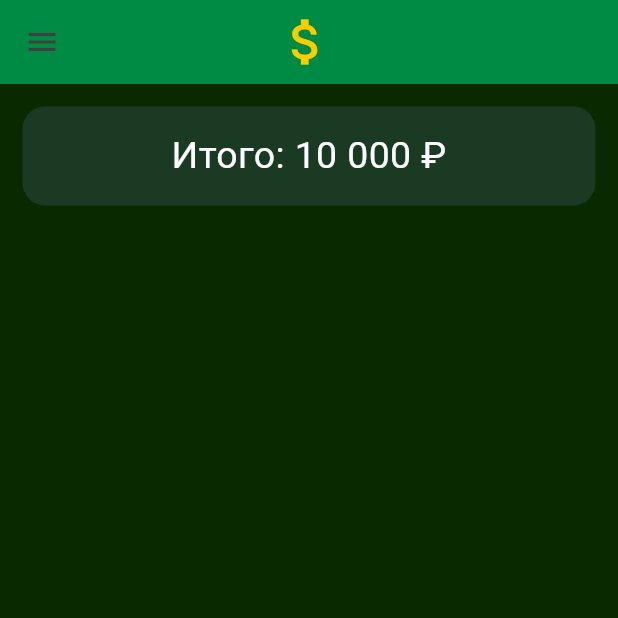
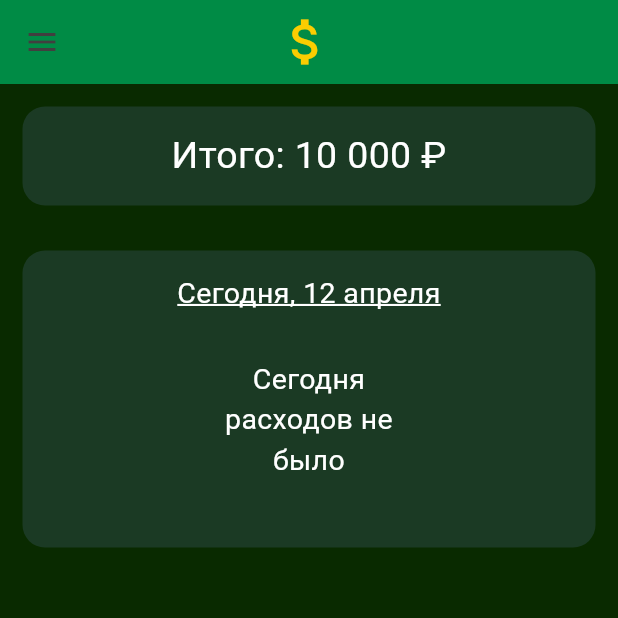
Before and after one commit to DonBravisti/expenses_calculation, a Flutter app: the screen it shows after launch, on a phone screen of 412 x 824 dp, the top half of it. Run offline on Flutter 3.47's test engine with Material 3 defaults, Android fonts, the phone set to English and light mode, and no system bars.

Commit message:
Добавлен виджет AppTodayExpenses, для вывода сегодняшних расходов

```diff
--- a/lib/main.dart
+++ b/lib/main.dart
@@ -1,4 +1,5 @@
 import 'package:flutter/material.dart';
+import 'package:flutter/widgets.dart';
 
 final splashPageBackColor = Colors.green[900];
 const mainColorDark = Color.fromARGB(255, 9, 42, 0);
@@ -9,11 +10,12 @@ const iconColor = Color.fromARGB(255, 251, 205, 1);
 const appIcon = Icons.attach_money;
 
 const totalMoney = "10 000";
+const currentDate = "12 апреля";
 
 void main() {
   runApp(const MaterialApp(
     debugShowCheckedModeBanner: false,
-    home: MoneyApp(),
+    home: SplashPage(),
   ));
 }
 
@@ -22,10 +24,10 @@ class SplashPage extends StatelessWidget {
 
   @override
   Widget build(BuildContext context) {
-    // Future.delayed(const Duration(seconds: 2), () {
-    //   Navigator.of(context)
-    //       .push(MaterialPageRoute(builder: (context) => const MoneyApp()));
-    // });
+    Future.delayed(const Duration(seconds: 2), () {
+      Navigator.of(context)
+          .push(MaterialPageRoute(builder: (context) => const MoneyApp()));
+    });
 
     return Container(
       color: splashPageBackColor,
@@ -86,7 +88,7 @@ class MoneyApp extends StatelessWidget {
       ),
       body: const Column(
         crossAxisAlignment: CrossAxisAlignment.start,
-        children: [AppTotal()],
+        children: [AppTotal(), AppTodayExpenses()],
       ),
     );
   }
@@ -115,3 +117,45 @@ class AppTotal extends StatelessWidget {
     );
   }
 }
+
+class AppTodayExpenses extends StatelessWidget {
+  const AppTodayExpenses({super.key});
+
+  @override
+  Widget build(BuildContext context) {
+    return Center(
+      child: Container(
+          width: 500,
+          margin: const EdgeInsets.all(15),
+          padding: const EdgeInsets.all(15),
+          decoration: BoxDecoration(
+              borderRadius: BorderRadius.circular(15), color: widgetBackColor),
+          child: Column(
+            children: [
+              const Text(
+                "Сегодня, $currentDate",
+                textAlign: TextAlign.center,
+                style: TextStyle(
+                    fontSize: 19,
+                    color: Colors.white,
+                    decoration: TextDecoration.underline,
+                    decorationColor: Colors.white,
+                    decorationThickness: 1.5),
+              ),
+              Container(
+                width: 150,
+                margin: const EdgeInsets.only(top: 30, bottom: 30),
+                child: const Text(
+                  "Сегодня расходов не было",
+                  textAlign: TextAlign.center,
+                  style: TextStyle(
+                    fontSize: 19,
+                    color: Colors.white,
+                  ),
+                ),
+              ),
+            ],
+          )),
+    );
+  }
+}
```
